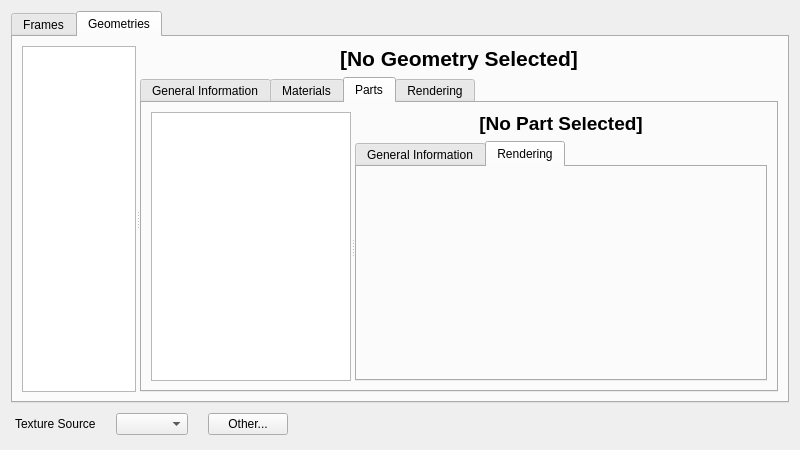
Above: src/gtatools-gui/src/src/formats/dff/DFFWidget.ui from alemariusnexus/gtatools before the change. Below: the same form after it.
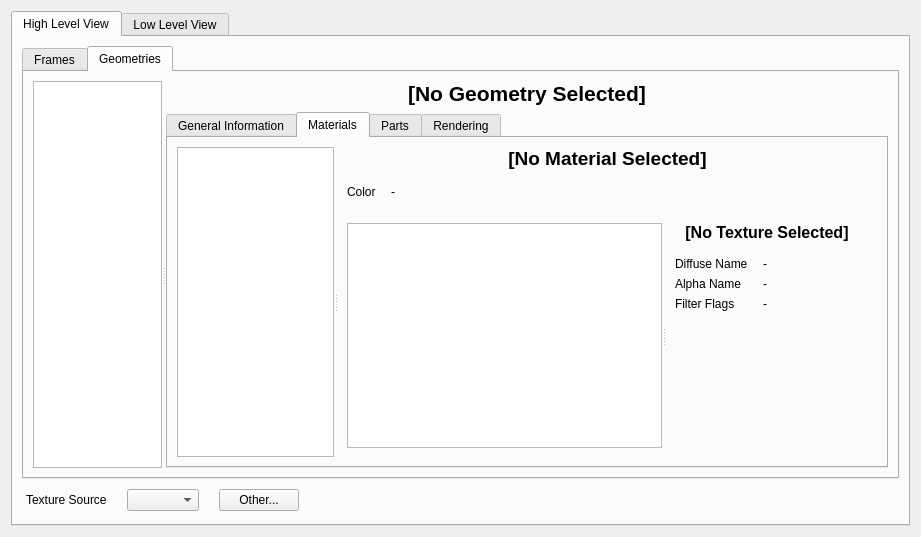
That is the form after the change. The open tabs and pages were chosen to show the change. Custom widgets are drawn as their Qt base class.

Commit message: - Implemented support for GTA VC LOD system - Wrote hex editor classes for gtatools-gui - Implemented RWBS low-level support (including experimental write support) in gtatools-gui - Changed architecture of gtatools-gui to make saving of files possible - Some changes in libgtaformats, e.g. the new classes *MapItemDefinition - Error correction in File class (missing operator=) - TODO add operator= to all copyable classes

```diff
--- a/src/gtatools-gui/src/src/formats/dff/DFFWidget.ui
+++ b/src/gtatools-gui/src/src/formats/dff/DFFWidget.ui
@@ -6,8 +6,8 @@
    <rect>
     <x>0</x>
     <y>0</y>
-    <width>800</width>
-    <height>450</height>
+    <width>921</width>
+    <height>537</height>
    </rect>
   </property>
   <property name="windowTitle">
@@ -15,18 +15,28 @@
   </property>
   <layout class="QVBoxLayout" name="mainLayout">
    <item>
-    <widget class="QTabWidget" name="mainTabber">
-     <property name="sizePolicy">
-      <sizepolicy hsizetype="Expanding" vsizetype="Expanding">
-       <horstretch>0</horstretch>
-       <verstretch>1</verstretch>
-      </sizepolicy>
-     </property>
+    <widget class="QTabWidget" name="tabWidget">
      <property name="currentIndex">
       <number>1</number>
      </property>
      <widget class="QWidget" name="tab">
       <attribute name="title">
+       <string>High Level View</string>
+      </attribute>
+      <layout class="QVBoxLayout" name="verticalLayout_10">
+       <item>
+        <widget class="QTabWidget" name="mainTabber">
+         <property name="sizePolicy">
+          <sizepolicy hsizetype="Expanding" vsizetype="Expanding">
+           <horstretch>0</horstretch>
+           <verstretch>1</verstretch>
+          </sizepolicy>
+         </property>
+         <property name="currentIndex">
+          <number>1</number>
+         </property>
+         <widget class="QWidget" name="tab_3">
+          <attribute name="title">
        <string>Frames</string>
       </attribute>
       <layout class="QHBoxLayout" name="horizontalLayout">
@@ -145,7 +155,7 @@
        </item>
       </layout>
      </widget>
-     <widget class="QWidget" name="tab_2">
+         <widget class="QWidget" name="tab_4">
       <attribute name="title">
        <string>Geometries</string>
       </attribute>
@@ -193,7 +203,7 @@
              <property name="currentIndex">
               <number>1</number>
              </property>
-             <widget class="QWidget" name="tab_3">
+                 <widget class="QWidget" name="tab_5">
               <attribute name="title">
                <string>General Information</string>
               </attribute>
@@ -360,7 +370,7 @@
                </item>
               </layout>
              </widget>
-             <widget class="QWidget" name="tab_5">
+                 <widget class="QWidget" name="tab_6">
               <attribute name="title">
                <string>Materials</string>
               </attribute>
@@ -542,7 +552,7 @@
                </item>
               </layout>
              </widget>
-             <widget class="QWidget" name="tab_6">
+                 <widget class="QWidget" name="tab_7">
               <attribute name="title">
                <string>Parts</string>
               </attribute>
@@ -584,7 +594,7 @@
                      <property name="currentIndex">
                       <number>0</number>
                      </property>
-                     <widget class="QWidget" name="tab_7">
+                         <widget class="QWidget" name="tab_8">
                       <attribute name="title">
                        <string>General Information</string>
                       </attribute>
@@ -634,7 +644,7 @@
                        </item>
                       </layout>
                      </widget>
-                     <widget class="QWidget" name="tab_8">
+                         <widget class="QWidget" name="tab_9">
                       <attribute name="title">
                        <string>Rendering</string>
                       </attribute>
@@ -654,7 +664,7 @@
                </item>
               </layout>
              </widget>
-             <widget class="QWidget" name="tab_4">
+                 <widget class="QWidget" name="tab_10">
               <attribute name="title">
                <string>Rendering</string>
               </attribute>
@@ -749,6 +759,28 @@
    </item>
   </layout>
  </widget>
+     <widget class="QWidget" name="tab_2">
+      <attribute name="title">
+       <string>Low Level View</string>
+      </attribute>
+      <layout class="QVBoxLayout" name="verticalLayout_11">
+       <item>
+        <widget class="RWBSWidget" name="rwbsWidget" native="true"/>
+       </item>
+      </layout>
+     </widget>
+    </widget>
+   </item>
+  </layout>
+ </widget>
+ <customwidgets>
+  <customwidget>
+   <class>RWBSWidget</class>
+   <extends>QWidget</extends>
+   <header location="global">RWBSWidget.h</header>
+   <container>1</container>
+  </customwidget>
+ </customwidgets>
  <resources/>
  <connections/>
 </ui>
```
Lines whose indentation alone changed are shown as unchanged. The commit also changes 103 other files.
